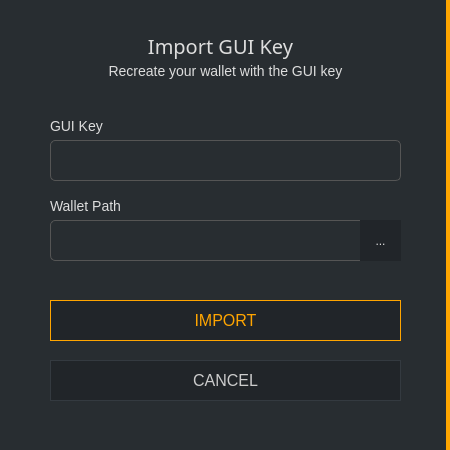
The window that src/gui/ui/importguikeydialog.ui (ConcealNetwork/conceal-desktop) describes before a commit, drawn with Qt 5.
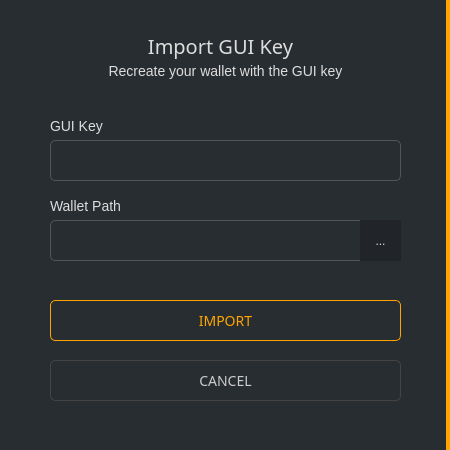
The same window after the commit.

Commit message: Fixed hover on Import GUI Key dialog buttons

The edit to the form file:
```diff
--- a/src/gui/ui/importguikeydialog.ui
+++ b/src/gui/ui/importguikeydialog.ui
@@ -197,13 +197,27 @@
       </property>
       <property name="font">
        <font>
+        <family>Poppins</family>
         <pointsize>-1</pointsize>
        </font>
       </property>
       <property name="styleSheet">
-       <string notr="true">QPushButton#m_okButton {color: orange; background-color: #212529; border: 1px solid orange; font-size: 16px;}
+       <string notr="true">QPushButton#m_okButton
+{
+    color: orange; ;
+    border: 1px solid orange;
+    font-size: 14px;
+    border-radius: 5px; font-family: 'Poppins';
+}
 
-QPushButton#m_okButton:hover {color: orange; background-color: #212529; border: 2px solid orange; font-size: 16px;}</string>
+QPushButton#m_okButton:hover
+{
+    color:#FFD700; ;
+    border: 1px solid orange;
+    font-size: 14px;
+    border-radius: 5px;
+    font-family: 'Poppins';
+}</string>
       </property>
       <property name="text">
        <string>IMPORT</string>
@@ -226,11 +240,12 @@
       </property>
       <property name="font">
        <font>
+        <family>Poppins</family>
         <pointsize>-1</pointsize>
        </font>
       </property>
       <property name="styleSheet">
-       <string notr="true">QPushButton#m_cancelButton {color: #ccc; border: 1px solid #343a40; font-size: 16px; background-color: #212529;}
+       <string notr="true">QPushButton#m_cancelButton {color: #ccc; border: 1px solid #444; font-size: 14px; border-radius: 5px;font-family: 'Poppins';}
 
 QPushButton#m_cancelButton:hover {color: #ddd; border: 2px solid #444; font-size: 16px; background-color: #212529;}</string>
       </property>
```
Left out of the diff: 2 changed lines with no effect on the pictures. The commit also changes 2 other files.
